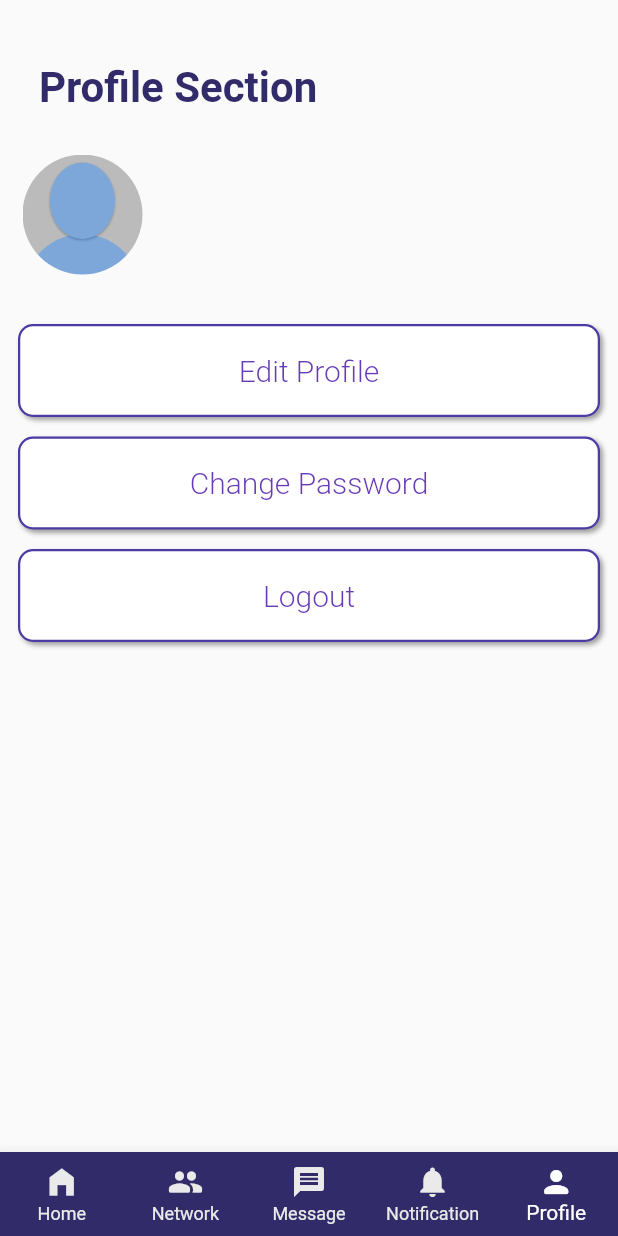
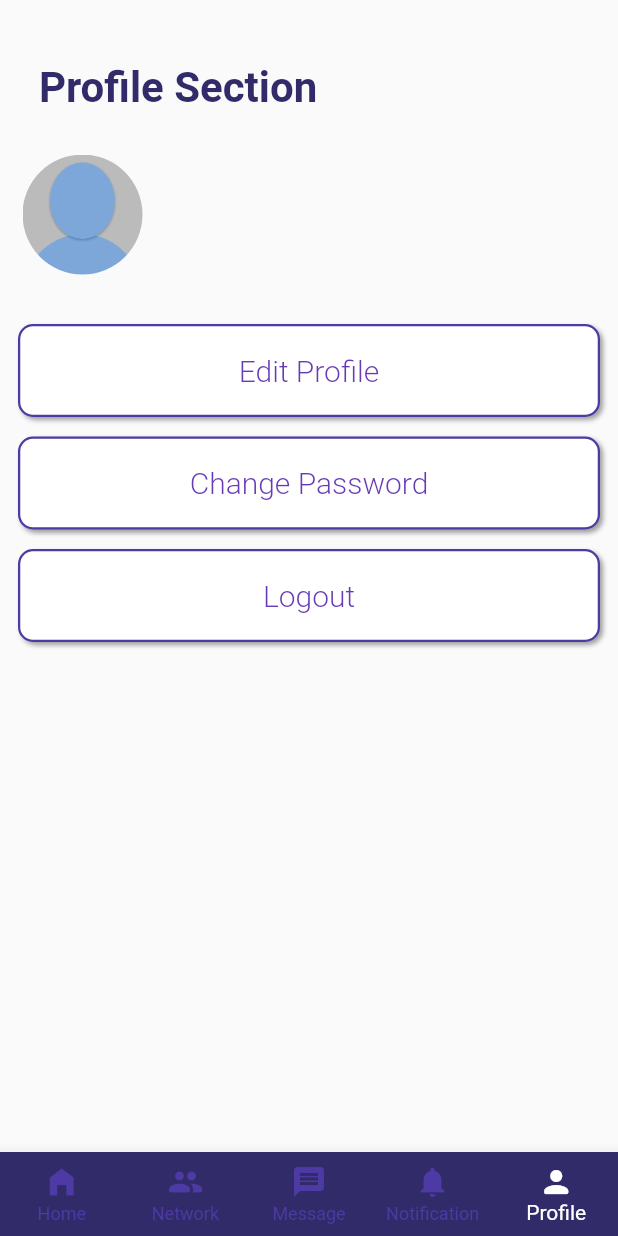
Before and after one commit to basti456/MissionEd, a Flutter app: the screen it shows once a user with an empty profile is signed in, item 5 of the bottom bar chosen, on a phone screen of 412 x 824 dp. Run offline on Flutter 3.47's test engine with Material 2 defaults, Android fonts, the phone set to English and light mode, and no system bars; our stand-ins replace firebase_auth, firebase_core, firebase_database, firebase_messaging, firebase_storage, flutter_local_notifications and 3 more; accounts and stored records are empty.

Commit message:
bottom navigation

```diff
--- a/lib/bottom_navigation.dart
+++ b/lib/bottom_navigation.dart
@@ -29,7 +29,7 @@ class _BottomNavigationState extends State<BottomNavigation> {
         backgroundColor: kPrimaryColor,
         selectedIconTheme: IconThemeData(color: Colors.white),
         selectedItemColor: Colors.white,
-        unselectedItemColor: Color(0xFFEAEAEA),
+        unselectedItemColor: kSecondaryColor,
         currentIndex: pageIndex,
         onTap: (value){
           setState(() {
```
